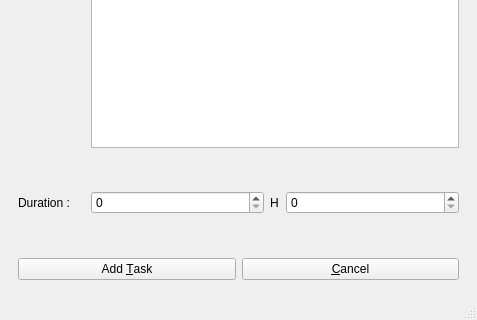
Old version of the form mainwindow.ui in the repository LouisVraie/projectManager; both pictures show x 0 to 477 and y 167 to 487 of the 477 by 487 pixel window.
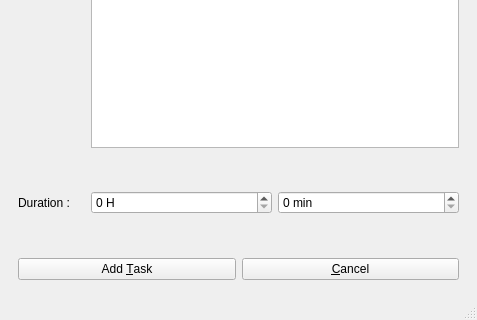
New version of the form.

Commit message: + clearNewTask & on_allInputsNewTask_textChanged & edit initNewTask

What changed in the file:
```diff
--- a/mainwindow.ui
+++ b/mainwindow.ui
@@ -296,26 +296,19 @@
             </property>
             <item>
              <widget class="QSpinBox" name="spinBoxNewTaskDurationInHours">
+              <property name="suffix">
+               <string> H</string>
+              </property>
               <property name="maximum">
                <number>999</number>
               </property>
              </widget>
             </item>
-            <item>
-             <widget class="QLabel" name="labelTaskDurationInHours">
-              <property name="maximumSize">
-               <size>
-                <width>10</width>
-                <height>16777215</height>
-               </size>
-              </property>
-              <property name="text">
-               <string>H</string>
-              </property>
-             </widget>
-            </item>
             <item>
              <widget class="QSpinBox" name="spinBoxNewTaskDurationInMinutes">
+              <property name="suffix">
+               <string> min</string>
+              </property>
               <property name="maximum">
                <number>59</number>
               </property>
```
The commit also changes 4 other files.
